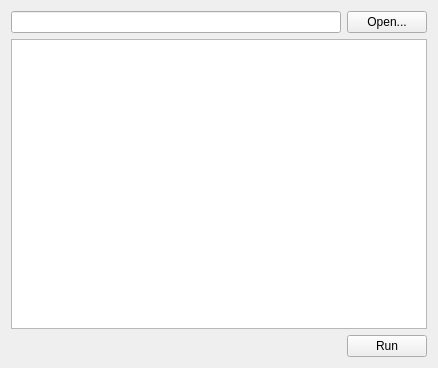
multitudinous/ve-suite, file src/ves/conductor/qt/ScriptingTab.ui: the form before one commit.
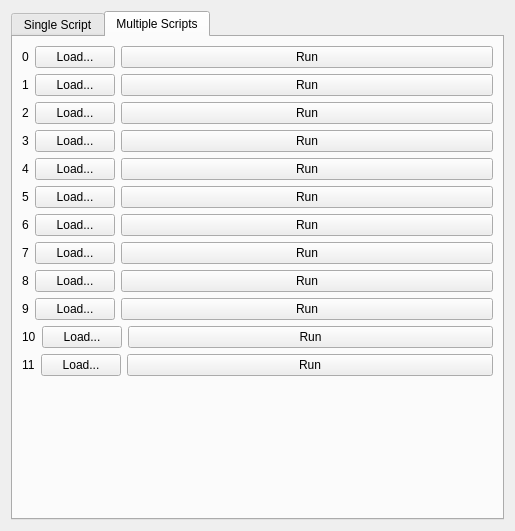
The form after the commit. The open tabs and pages were chosen to show the change.

Commit message: Enhances and cleans up scripting tools.

Diff of the .ui file:
```diff
--- a/src/ves/conductor/qt/ScriptingTab.ui
+++ b/src/ves/conductor/qt/ScriptingTab.ui
@@ -6,13 +6,23 @@
    <rect>
     <x>0</x>
     <y>0</y>
-    <width>438</width>
-    <height>368</height>
+    <width>515</width>
+    <height>531</height>
    </rect>
   </property>
   <property name="windowTitle">
    <string>Form</string>
   </property>
+  <layout class="QHBoxLayout" name="horizontalLayout_15">
+   <item>
+    <widget class="QTabWidget" name="tabWidget">
+     <property name="currentIndex">
+      <number>0</number>
+     </property>
+     <widget class="QWidget" name="tab">
+      <attribute name="title">
+       <string>Single Script</string>
+      </attribute>
   <layout class="QVBoxLayout" name="verticalLayout">
    <item>
     <layout class="QHBoxLayout" name="horizontalLayout">
@@ -73,6 +83,402 @@
       </widget>
      </item>
     </layout>
+       </item>
+      </layout>
+     </widget>
+     <widget class="QWidget" name="tab_2">
+      <attribute name="title">
+       <string>Multiple Scripts</string>
+      </attribute>
+      <layout class="QVBoxLayout" name="verticalLayout_2">
+       <item>
+        <layout class="QHBoxLayout" name="horizontalLayout_3" stretch="0,0,1">
+         <item>
+          <widget class="QLabel" name="label">
+           <property name="text">
+            <string>0</string>
+           </property>
+          </widget>
+         </item>
+         <item>
+          <widget class="QPushButton" name="m_load_1">
+           <property name="text">
+            <string>Load...</string>
+           </property>
+          </widget>
+         </item>
+         <item>
+          <widget class="QPushButton" name="m_run_1">
+           <property name="text">
+            <string>Run</string>
+           </property>
+           <property name="iconSize">
+            <size>
+             <width>32</width>
+             <height>32</height>
+            </size>
+           </property>
+          </widget>
+         </item>
+        </layout>
+       </item>
+       <item>
+        <layout class="QHBoxLayout" name="horizontalLayout_4" stretch="0,0,1">
+         <item>
+          <widget class="QLabel" name="label_2">
+           <property name="text">
+            <string>1</string>
+           </property>
+          </widget>
+         </item>
+         <item>
+          <widget class="QPushButton" name="m_load_2">
+           <property name="text">
+            <string>Load...</string>
+           </property>
+          </widget>
+         </item>
+         <item>
+          <widget class="QPushButton" name="m_run_2">
+           <property name="text">
+            <string>Run</string>
+           </property>
+           <property name="iconSize">
+            <size>
+             <width>32</width>
+             <height>32</height>
+            </size>
+           </property>
+          </widget>
+         </item>
+        </layout>
+       </item>
+       <item>
+        <layout class="QHBoxLayout" name="horizontalLayout_5" stretch="0,0,1">
+         <item>
+          <widget class="QLabel" name="label_3">
+           <property name="text">
+            <string>2</string>
+           </property>
+          </widget>
+         </item>
+         <item>
+          <widget class="QPushButton" name="m_load_3">
+           <property name="text">
+            <string>Load...</string>
+           </property>
+          </widget>
+         </item>
+         <item>
+          <widget class="QPushButton" name="m_run_3">
+           <property name="text">
+            <string>Run</string>
+           </property>
+           <property name="iconSize">
+            <size>
+             <width>32</width>
+             <height>32</height>
+            </size>
+           </property>
+          </widget>
+         </item>
+        </layout>
+       </item>
+       <item>
+        <layout class="QHBoxLayout" name="horizontalLayout_6" stretch="0,0,1">
+         <item>
+          <widget class="QLabel" name="label_4">
+           <property name="text">
+            <string>3</string>
+           </property>
+          </widget>
+         </item>
+         <item>
+          <widget class="QPushButton" name="m_load_4">
+           <property name="text">
+            <string>Load...</string>
+           </property>
+          </widget>
+         </item>
+         <item>
+          <widget class="QPushButton" name="m_run_4">
+           <property name="text">
+            <string>Run</string>
+           </property>
+           <property name="iconSize">
+            <size>
+             <width>32</width>
+             <height>32</height>
+            </size>
+           </property>
+          </widget>
+         </item>
+        </layout>
+       </item>
+       <item>
+        <layout class="QHBoxLayout" name="horizontalLayout_7" stretch="0,0,1">
+         <item>
+          <widget class="QLabel" name="label_5">
+           <property name="text">
+            <string>4</string>
+           </property>
+          </widget>
+         </item>
+         <item>
+          <widget class="QPushButton" name="m_load_5">
+           <property name="text">
+            <string>Load...</string>
+           </property>
+          </widget>
+         </item>
+         <item>
+          <widget class="QPushButton" name="m_run_5">
+           <property name="text">
+            <string>Run</string>
+           </property>
+           <property name="iconSize">
+            <size>
+             <width>32</width>
+             <height>32</height>
+            </size>
+           </property>
+          </widget>
+         </item>
+        </layout>
+       </item>
+       <item>
+        <layout class="QHBoxLayout" name="horizontalLayout_8" stretch="0,0,1">
+         <item>
+          <widget class="QLabel" name="label_6">
+           <property name="text">
+            <string>5</string>
+           </property>
+          </widget>
+         </item>
+         <item>
+          <widget class="QPushButton" name="m_load_6">
+           <property name="text">
+            <string>Load...</string>
+           </property>
+          </widget>
+         </item>
+         <item>
+          <widget class="QPushButton" name="m_run_6">
+           <property name="text">
+            <string>Run</string>
+           </property>
+           <property name="iconSize">
+            <size>
+             <width>32</width>
+             <height>32</height>
+            </size>
+           </property>
+          </widget>
+         </item>
+        </layout>
+       </item>
+       <item>
+        <layout class="QHBoxLayout" name="horizontalLayout_9" stretch="0,0,1">
+         <item>
+          <widget class="QLabel" name="label_7">
+           <property name="text">
+            <string>6</string>
+           </property>
+          </widget>
+         </item>
+         <item>
+          <widget class="QPushButton" name="m_load_7">
+           <property name="text">
+            <string>Load...</string>
+           </property>
+          </widget>
+         </item>
+         <item>
+          <widget class="QPushButton" name="m_run_7">
+           <property name="text">
+            <string>Run</string>
+           </property>
+           <property name="iconSize">
+            <size>
+             <width>32</width>
+             <height>32</height>
+            </size>
+           </property>
+          </widget>
+         </item>
+        </layout>
+       </item>
+       <item>
+        <layout class="QHBoxLayout" name="horizontalLayout_10" stretch="0,0,1">
+         <item>
+          <widget class="QLabel" name="label_8">
+           <property name="text">
+            <string>7</string>
+           </property>
+          </widget>
+         </item>
+         <item>
+          <widget class="QPushButton" name="m_load_8">
+           <property name="text">
+            <string>Load...</string>
+           </property>
+          </widget>
+         </item>
+         <item>
+          <widget class="QPushButton" name="m_run_8">
+           <property name="text">
+            <string>Run</string>
+           </property>
+           <property name="iconSize">
+            <size>
+             <width>32</width>
+             <height>32</height>
+            </size>
+           </property>
+          </widget>
+         </item>
+        </layout>
+       </item>
+       <item>
+        <layout class="QHBoxLayout" name="horizontalLayout_11" stretch="0,0,1">
+         <item>
+          <widget class="QLabel" name="label_9">
+           <property name="text">
+            <string>8</string>
+           </property>
+          </widget>
+         </item>
+         <item>
+          <widget class="QPushButton" name="m_load_9">
+           <property name="text">
+            <string>Load...</string>
+           </property>
+          </widget>
+         </item>
+         <item>
+          <widget class="QPushButton" name="m_run_9">
+           <property name="text">
+            <string>Run</string>
+           </property>
+           <property name="iconSize">
+            <size>
+             <width>32</width>
+             <height>32</height>
+            </size>
+           </property>
+          </widget>
+         </item>
+        </layout>
+       </item>
+       <item>
+        <layout class="QHBoxLayout" name="horizontalLayout_12" stretch="0,0,1">
+         <item>
+          <widget class="QLabel" name="label_10">
+           <property name="text">
+            <string>9</string>
+           </property>
+          </widget>
+         </item>
+         <item>
+          <widget class="QPushButton" name="m_load_10">
+           <property name="text">
+            <string>Load...</string>
+           </property>
+          </widget>
+         </item>
+         <item>
+          <widget class="QPushButton" name="m_run_10">
+           <property name="text">
+            <string>Run</string>
+           </property>
+           <property name="iconSize">
+            <size>
+             <width>32</width>
+             <height>32</height>
+            </size>
+           </property>
+          </widget>
+         </item>
+        </layout>
+       </item>
+       <item>
+        <layout class="QHBoxLayout" name="horizontalLayout_13" stretch="0,0,1">
+         <item>
+          <widget class="QLabel" name="label_11">
+           <property name="text">
+            <string>10</string>
+           </property>
+          </widget>
+         </item>
+         <item>
+          <widget class="QPushButton" name="m_load_11">
+           <property name="text">
+            <string>Load...</string>
+           </property>
+          </widget>
+         </item>
+         <item>
+          <widget class="QPushButton" name="m_run_11">
+           <property name="text">
+            <string>Run</string>
+           </property>
+           <property name="iconSize">
+            <size>
+             <width>32</width>
+             <height>32</height>
+            </size>
+           </property>
+          </widget>
+         </item>
+        </layout>
+       </item>
+       <item>
+        <layout class="QHBoxLayout" name="horizontalLayout_14" stretch="0,0,1">
+         <item>
+          <widget class="QLabel" name="label_12">
+           <property name="text">
+            <string>11</string>
+           </property>
+          </widget>
+         </item>
+         <item>
+          <widget class="QPushButton" name="m_load_12">
+           <property name="text">
+            <string>Load...</string>
+           </property>
+          </widget>
+         </item>
+         <item>
+          <widget class="QPushButton" name="m_run_12">
+           <property name="text">
+            <string>Run</string>
+           </property>
+           <property name="iconSize">
+            <size>
+             <width>32</width>
+             <height>32</height>
+            </size>
+           </property>
+          </widget>
+         </item>
+        </layout>
+       </item>
+       <item>
+        <spacer name="verticalSpacer">
+         <property name="orientation">
+          <enum>Qt::Vertical</enum>
+         </property>
+         <property name="sizeHint" stdset="0">
+          <size>
+           <width>20</width>
+           <height>39</height>
+          </size>
+         </property>
+        </spacer>
+       </item>
+      </layout>
+     </widget>
+    </widget>
    </item>
   </layout>
  </widget>
```
Lines whose indentation alone changed are shown as unchanged. The commit also changes 10 other files.
